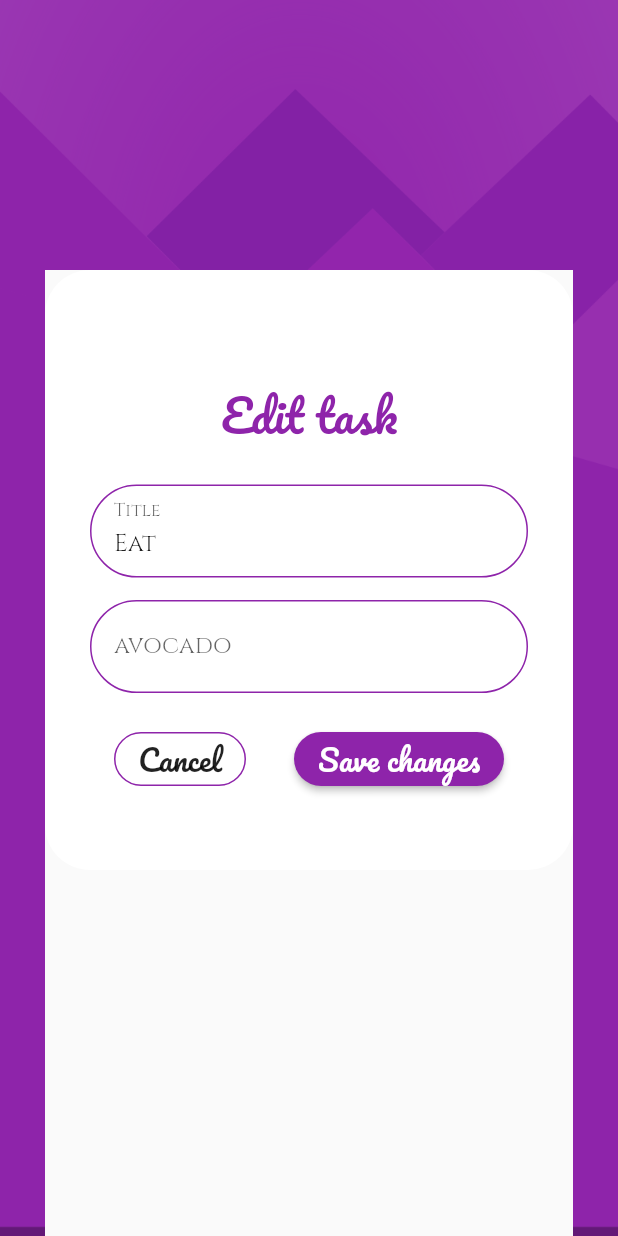
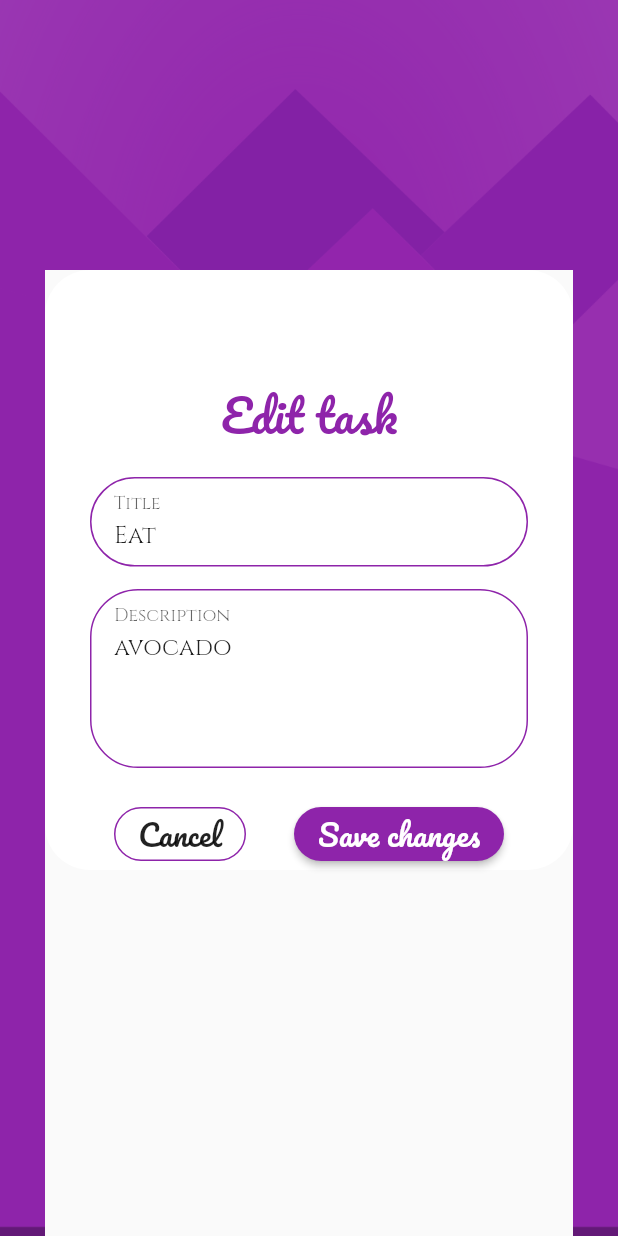
Before and after one commit to WeronikaWItt/todoey, a Flutter app: the screen it shows after launch, after a tap on "Eat", on a phone screen of 412 x 824 dp. Run offline on Flutter 3.47's test engine with Material 2 defaults, Android fonts, the phone set to English and light mode, and no system bars; our stand-ins replace flutter_slidable, shared_preferences.

Commit message:
added max lines and label

```diff
--- a/lib/screens/add_task.dart
+++ b/lib/screens/add_task.dart
@@ -102,7 +102,7 @@ class _AddState extends State<Add> {
                   ),
                   Divider(),
                   FormWidget(
-                    hintText: 'Description',
+                    initText: 'Description',
                     changedValue: (value) {
                       description = value;
                       prefs.setString('details', value);
--- a/lib/screens/edit_task.dart
+++ b/lib/screens/edit_task.dart
@@ -52,8 +52,10 @@ class _EditTaskState extends State<EditTask> {
               child: Column(
                 children: [
                   Text('Edit task', textAlign: TextAlign.center, style: kPacificoHeader),
-                  SizedBox(height: 20),
-                  Container(
+                  SizedBox(height: 15),
+                  Expanded(
+                    flex: 1,
+                    child: Container(
                       decoration: BoxDecoration(
                         border: Border.all(color: kAccent),
                         borderRadius: BorderRadius.circular(32),
@@ -81,12 +83,16 @@ class _EditTaskState extends State<EditTask> {
                         },
                       ),
                     ),
+                  ),
                   SizedBox(height: 15),
-                  FormWidget(
-                    hintText: Provider.of<TaskData>(context, listen: false).getDescription(widget.index),
+                  Expanded(
+                    flex: 2,
+                    child: FormWidget(
+                      initText: Provider.of<TaskData>(context, listen: false).getDescription(widget.index),
                       changedValue: (newValue) {
                         description = newValue;
                       },
+                    ),
                   ),
                   SizedBox(height: 20),
                   Row(
--- a/lib/widgets/form_widget.dart
+++ b/lib/widgets/form_widget.dart
@@ -3,9 +3,9 @@ import 'package:flutter/material.dart';
 import '../constants.dart';
 
 class FormWidget extends StatelessWidget {
-  final String hintText;
+  final String initText;
   final Function changedValue;
-  const FormWidget({Key key, this.hintText, this.changedValue}) : super(key: key);
+  const FormWidget({Key key, this.initText, this.changedValue}) : super(key: key);
 
   @override
   Widget build(BuildContext context) {
@@ -16,15 +16,14 @@ class FormWidget extends StatelessWidget {
       ),
       child: TextFormField(
         autocorrect: true,
+        maxLines: 5,
         textAlign: TextAlign.left,
-        style: TextStyle(
-          fontFamily: 'Cinzel',
-        ),
+        style: TextStyle(fontSize: 16, fontFamily: 'Cinzel'),
+        initialValue: initText,
         decoration: InputDecoration(
-          border: InputBorder.none,
-          contentPadding: EdgeInsets.only(left: 15, bottom: 11, top: 11, right: 15),
-          labelText: hintText,
-        ),
+            border: InputBorder.none,
+            contentPadding: EdgeInsets.only(left: 15, bottom: 11, top: 11, right: 15),
+            labelText: 'Description'),
         onChanged: changedValue,
       ),
     );
```
Lines whose indentation alone changed are shown as unchanged.
